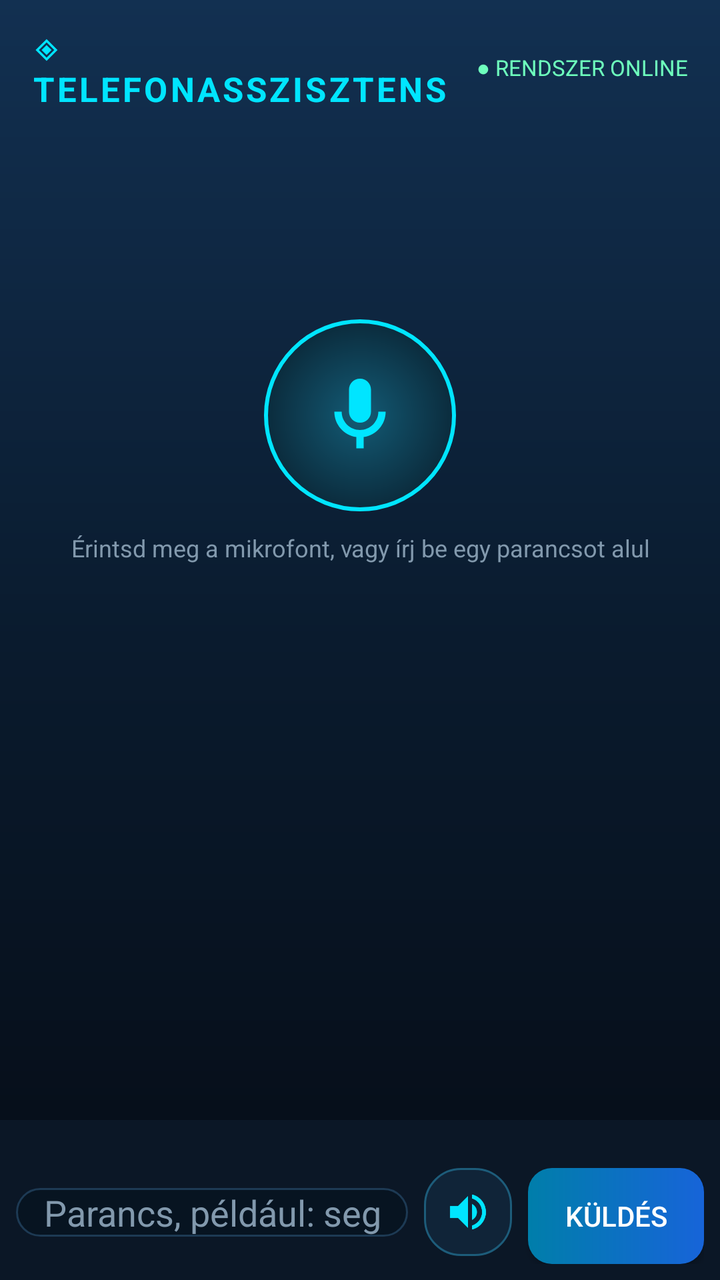
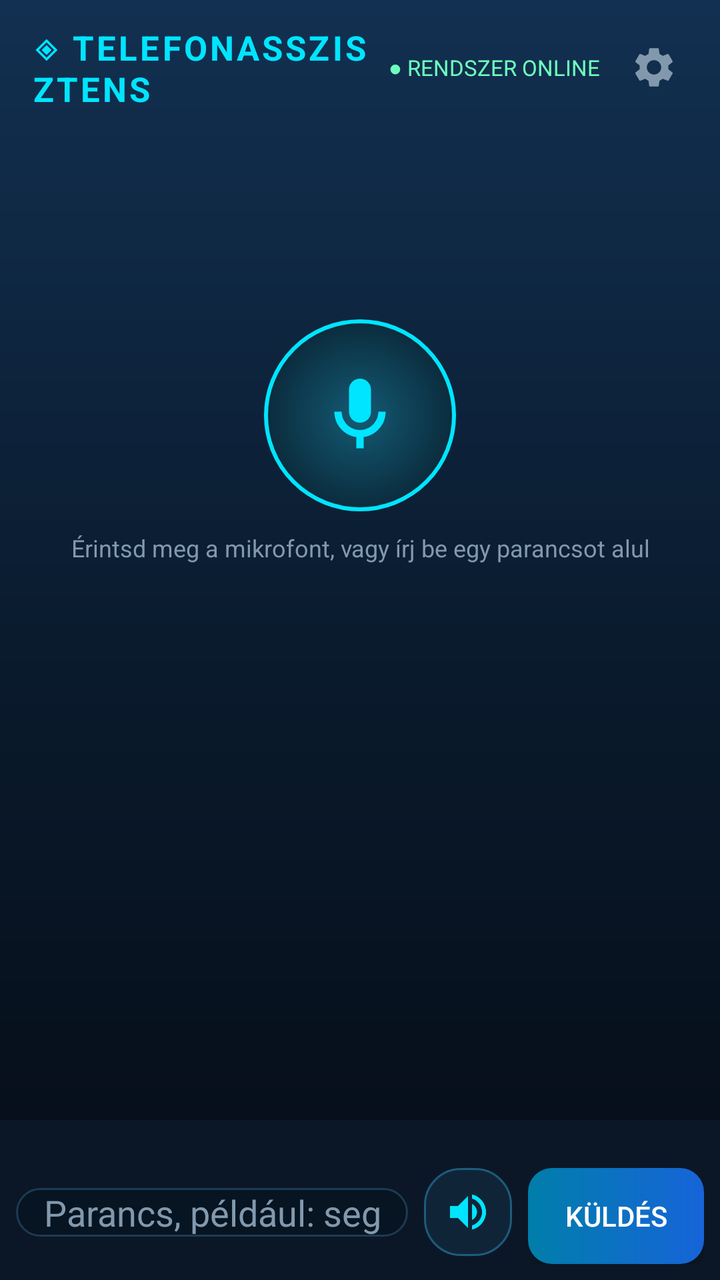

Two renders of the same Android screen: before a commit and after it. Below are the layout's source before the change and the commit's diff.
<!-- AndroidManifest.xml: application theme AppTheme -->
<!-- res/layout/activity_main.xml -->
<?xml version="1.0" encoding="utf-8"?>
<LinearLayout xmlns:android="http://schemas.android.com/apk/res/android"
    android:layout_width="match_parent"
    android:layout_height="match_parent"
    android:orientation="vertical">

    <LinearLayout
        android:layout_width="match_parent"
        android:layout_height="wrap_content"
        android:gravity="center_vertical"
        android:orientation="horizontal"
        android:paddingLeft="16dp"
        android:paddingRight="16dp"
        android:paddingTop="12dp">

        <TextView
            android:layout_width="0dp"
            android:layout_height="wrap_content"
            android:layout_weight="1"
            android:letterSpacing="0.08"
            android:text="@string/logo_title"
            android:textColor="@color/cyan"
            android:textSize="17sp"
            android:textStyle="bold" />

        <TextView
            android:layout_width="wrap_content"
            android:layout_height="wrap_content"
            android:text="@string/status_online"
            android:textColor="@color/green_status"
            android:textSize="11sp" />
    </LinearLayout>

    <TextView
        android:id="@+id/clock_time"
        android:layout_width="match_parent"
        android:layout_height="wrap_content"
        android:layout_marginTop="14dp"
        android:gravity="center"
        android:letterSpacing="0.05"
        android:textColor="@color/text_primary"
        android:textSize="42sp" />

    <TextView
        android:id="@+id/clock_date"
        android:layout_width="match_parent"
        android:layout_height="wrap_content"
        android:layout_marginTop="2dp"
        android:gravity="center"
        android:textColor="@color/text_muted"
        android:textSize="13sp" />

    <FrameLayout
        android:layout_width="match_parent"
        android:layout_height="wrap_content"
        android:layout_marginTop="14dp">

        <ImageButton
            android:id="@+id/mic_button"
            android:layout_width="96dp"
            android:layout_height="96dp"
            android:layout_gravity="center"
            android:background="@drawable/mic_orb"
            android:contentDescription="@string/mic_button_desc"
            android:padding="26dp"
            android:scaleType="fitCenter"
            android:src="@drawable/ic_mic"
            android:tint="@color/cyan" />
    </FrameLayout>

    <TextView
        android:id="@+id/mic_hint"
        android:layout_width="match_parent"
        android:layout_height="wrap_content"
        android:layout_marginTop="10dp"
        android:gravity="center"
        android:text="@string/mic_hint"
        android:textColor="@color/text_muted"
        android:textSize="12sp" />

    <ListView
        android:id="@+id/message_list"
        android:layout_width="match_parent"
        android:layout_height="0dp"
        android:layout_marginTop="10dp"
        android:layout_weight="1"
        android:divider="@null"
        android:dividerHeight="0dp"
        android:paddingLeft="12dp"
        android:paddingRight="12dp"
        android:stackFromBottom="true"
        android:transcriptMode="alwaysScroll" />

    <HorizontalScrollView
        android:layout_width="match_parent"
        android:layout_height="wrap_content"
        android:background="@color/panel"
        android:scrollbars="none">

        <LinearLayout
            android:id="@+id/chips_container"
            android:layout_width="wrap_content"
            android:layout_height="wrap_content"
            android:orientation="horizontal"
            android:padding="8dp" />
    </HorizontalScrollView>

    <LinearLayout
        android:layout_width="match_parent"
        android:layout_height="wrap_content"
        android:orientation="horizontal"
        android:padding="8dp"
        android:background="@color/panel">

        <EditText
            android:id="@+id/command_input"
            android:layout_width="0dp"
            android:layout_height="wrap_content"
            android:layout_weight="1"
            android:background="@drawable/edittext_background"
            android:hint="@string/input_hint"
            android:imeOptions="actionSend"
            android:inputType="text"
            android:maxLines="3"
            android:paddingLeft="14dp"
            android:paddingRight="14dp"
            android:textColor="@color/text_primary"
            android:textColorHint="@color/text_muted" />

        <ImageButton
            android:id="@+id/speak_toggle"
            android:layout_width="44dp"
            android:layout_height="44dp"
            android:layout_marginLeft="8dp"
            android:background="@drawable/chip_background"
            android:contentDescription="@string/speak_toggle_desc"
            android:padding="10dp"
            android:scaleType="fitCenter"
            android:src="@drawable/ic_speaker"
            android:tint="@color/cyan" />

        <Button
            android:id="@+id/send_button"
            android:layout_width="wrap_content"
            android:layout_height="wrap_content"
            android:layout_marginLeft="8dp"
            android:background="@drawable/btn_send"
            android:text="@string/send"
            android:textColor="@android:color/white" />
    </LinearLayout>
</LinearLayout>
<!-- resources referenced by this layout -->
<resources>
  <color name="cyan">#00E5FF</color>
  <color name="green_status">#6EFFBD</color>
  <color name="panel">#0B1726</color>
  <color name="text_muted">#8299AD</color>
  <color name="text_primary">#EAF7FF</color>
  <!-- drawable btn_send (drawable) -->
  <?xml version="1.0" encoding="utf-8"?>
  <shape xmlns:android="http://schemas.android.com/apk/res/android"
      android:shape="rectangle">
      <gradient
          android:angle="0"
          android:startColor="#007EAA"
          android:endColor="#1764D9"
          android:type="linear" />
      <corners android:radius="12dp" />
  </shape>
  <!-- drawable chip_background (drawable) -->
  <?xml version="1.0" encoding="utf-8"?>
  <shape xmlns:android="http://schemas.android.com/apk/res/android"
      android:shape="rectangle">
      <solid android:color="@color/chip_bg" />
      <stroke android:width="1dp" android:color="@color/chip_stroke" />
      <corners android:radius="18dp" />
  </shape>
  <!-- drawable edittext_background (drawable) -->
  <?xml version="1.0" encoding="utf-8"?>
  <shape xmlns:android="http://schemas.android.com/apk/res/android"
      android:shape="rectangle">
      <solid android:color="@color/input_bg" />
      <stroke android:width="1dp" android:color="@color/input_stroke" />
      <corners android:radius="12dp" />
  </shape>
  <string name="input_hint">Parancs, például: segítség</string>
  <string name="logo_title">◈ TELEFONASSZISZTENS</string>
  <string name="mic_button_desc">Parancs bemondása hanggal</string>
  <string name="mic_hint">Érintsd meg a mikrofont, vagy írj be egy parancsot alul</string>
  <string name="send">Küldés</string>
  <string name="speak_toggle_desc">Válaszok felolvasásának be- és kikapcsolása</string>
  <string name="status_online">● RENDSZER ONLINE</string>
  <color name="chip_bg">#102438</color>
  <color name="chip_stroke">#1D5C7A</color>
  <color name="input_bg">#071421</color>
  <color name="input_stroke">#1D3A54</color>
  <color name="blue_action">#1764D9</color>
  <color name="bg_dark">#050B14</color>
  <!-- drawable app_background (drawable) -->
  <?xml version="1.0" encoding="utf-8"?>
  <shape xmlns:android="http://schemas.android.com/apk/res/android"
      android:shape="rectangle">
      <gradient
          android:angle="270"
          android:startColor="#123051"
          android:centerColor="#0A1B2E"
          android:endColor="#050B14"
          android:type="linear" />
  </shape>
  <!-- unchanged entries left out for length: 4 -->
</resources>

<!-- the commit's change to res/layout/activity_main.xml (unified diff, before → after) -->
@@ -26,9 +26,21 @@
         <TextView
             android:layout_width="wrap_content"
             android:layout_height="wrap_content"
+            android:layout_marginRight="10dp"
             android:text="@string/status_online"
             android:textColor="@color/green_status"
             android:textSize="11sp" />
+
+        <ImageButton
+            android:id="@+id/ai_settings_button"
+            android:layout_width="34dp"
+            android:layout_height="34dp"
+            android:background="@null"
+            android:contentDescription="@string/ai_settings_title"
+            android:padding="5dp"
+            android:scaleType="fitCenter"
+            android:src="@drawable/ic_gear"
+            android:tint="@color/text_muted" />
     </LinearLayout>
 
     <TextView
<!-- resource entries referenced after the edit -->
@@ -32,6 +32,18 @@
       <stroke android:width="1dp" android:color="@color/input_stroke" />
       <corners android:radius="12dp" />
   </shape>
+  <!-- drawable ic_gear (drawable) -->
+  <?xml version="1.0" encoding="utf-8"?>
+  <vector xmlns:android="http://schemas.android.com/apk/res/android"
+      android:width="24dp"
+      android:height="24dp"
+      android:viewportWidth="24"
+      android:viewportHeight="24">
+      <path
+          android:fillColor="#FF000000"
+          android:pathData="M19.14,12.94c0.04,-0.3 0.06,-0.61 0.06,-0.94 0,-0.32 -0.02,-0.64 -0.07,-0.94l2.03,-1.58c0.18,-0.14 0.23,-0.41 0.12,-0.61l-1.92,-3.32c-0.12,-0.22 -0.37,-0.29 -0.59,-0.22l-2.39,0.96c-0.5,-0.38 -1.03,-0.7 -1.62,-0.94L14.4,2.81c-0.04,-0.24 -0.24,-0.41 -0.48,-0.41h-3.84c-0.24,0 -0.43,0.17 -0.47,0.41L9.25,5.35C8.66,5.59 8.12,5.92 7.63,6.29L5.24,5.33c-0.22,-0.08 -0.47,0 -0.59,0.22L2.74,8.87C2.62,9.08 2.66,9.34 2.86,9.48l2.03,1.58C4.84,11.36 4.8,11.69 4.8,12s0.02,0.64 0.07,0.94l-2.03,1.58c-0.18,0.14 -0.23,0.41 -0.12,0.61l1.92,3.32c0.12,0.22 0.37,0.29 0.59,0.22l2.39,-0.96c0.5,0.38 1.03,0.7 1.62,0.94l0.36,2.54c0.05,0.24 0.24,0.41 0.48,0.41h3.84c0.24,0 0.44,-0.17 0.47,-0.41l0.36,-2.54c0.59,-0.24 1.13,-0.56 1.62,-0.94l2.39,0.96c0.22,0.08 0.47,0 0.59,-0.22l1.92,-3.32c0.12,-0.22 0.07,-0.47 -0.12,-0.61L19.14,12.94zM12,15.6c-1.98,0 -3.6,-1.62 -3.6,-3.6s1.62,-3.6 3.6,-3.6 3.6,1.62 3.6,3.6 -1.62,3.6 -3.6,3.6z" />
+  </vector>
+  <string name="ai_settings_title">AI-agy beállításai</string>
   <string name="input_hint">Parancs, például: segítség</string>
   <string name="logo_title">◈ TELEFONASSZISZTENS</string>
   <string name="mic_button_desc">Parancs bemondása hanggal</string>
